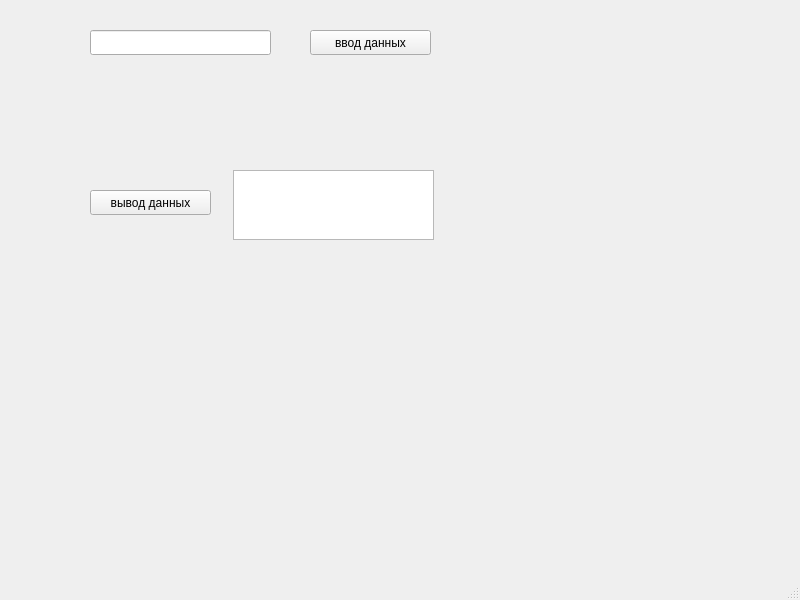
Above: mainwindow.ui from mishanyya/Qt_input_output_data_DB_by_text_fields before the change. Below: the same form after it.
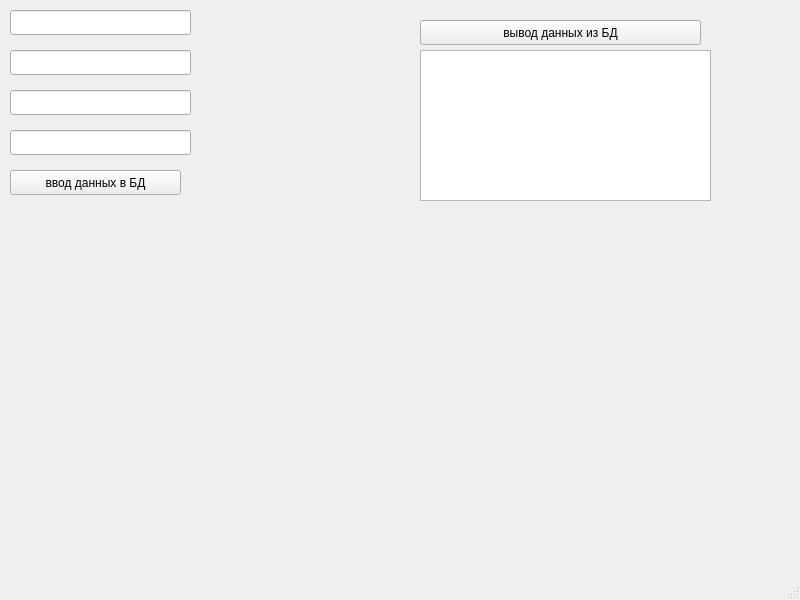
That is the form after the change.

What changed in the file:
```diff
--- a/mainwindow.ui
+++ b/mainwindow.ui
@@ -17,8 +17,8 @@
    <widget class="QLineEdit" name="lineEdit">
     <property name="geometry">
      <rect>
-      <x>90</x>
-      <y>30</y>
+      <x>10</x>
+      <y>10</y>
       <width>181</width>
       <height>25</height>
      </rect>
@@ -27,37 +27,67 @@
    <widget class="QPushButton" name="pushButton">
     <property name="geometry">
      <rect>
-      <x>310</x>
-      <y>30</y>
-      <width>121</width>
-      <height>25</height>
-     </rect>
-    </property>
-    <property name="text">
-     <string>ввод данных</string>
-    </property>
-   </widget>
-   <widget class="QTextEdit" name="textEdit">
-    <property name="geometry">
-     <rect>
-      <x>233</x>
+      <x>10</x>
       <y>170</y>
-      <width>201</width>
-      <height>70</height>
+      <width>171</width>
+      <height>25</height>
+     </rect>
+    </property>
+    <property name="text">
+     <string>ввод данных в БД</string>
+    </property>
+   </widget>
+   <widget class="QTextEdit" name="textEdit">
+    <property name="geometry">
+     <rect>
+      <x>420</x>
+      <y>50</y>
+      <width>291</width>
+      <height>151</height>
      </rect>
     </property>
    </widget>
    <widget class="QPushButton" name="pushButton_2">
     <property name="geometry">
      <rect>
-      <x>90</x>
-      <y>190</y>
-      <width>121</width>
+      <x>420</x>
+      <y>20</y>
+      <width>281</width>
       <height>25</height>
      </rect>
     </property>
     <property name="text">
-     <string>вывод данных</string>
+     <string>вывод данных из БД</string>
+    </property>
+   </widget>
+   <widget class="QLineEdit" name="lineEdit_2">
+    <property name="geometry">
+     <rect>
+      <x>10</x>
+      <y>50</y>
+      <width>181</width>
+      <height>25</height>
+     </rect>
+    </property>
+   </widget>
+   <widget class="QLineEdit" name="lineEdit_3">
+    <property name="geometry">
+     <rect>
+      <x>10</x>
+      <y>90</y>
+      <width>181</width>
+      <height>25</height>
+     </rect>
+    </property>
+   </widget>
+   <widget class="QLineEdit" name="lineEdit_4">
+    <property name="geometry">
+     <rect>
+      <x>10</x>
+      <y>130</y>
+      <width>181</width>
+      <height>25</height>
+     </rect>
     </property>
    </widget>
   </widget>
```
